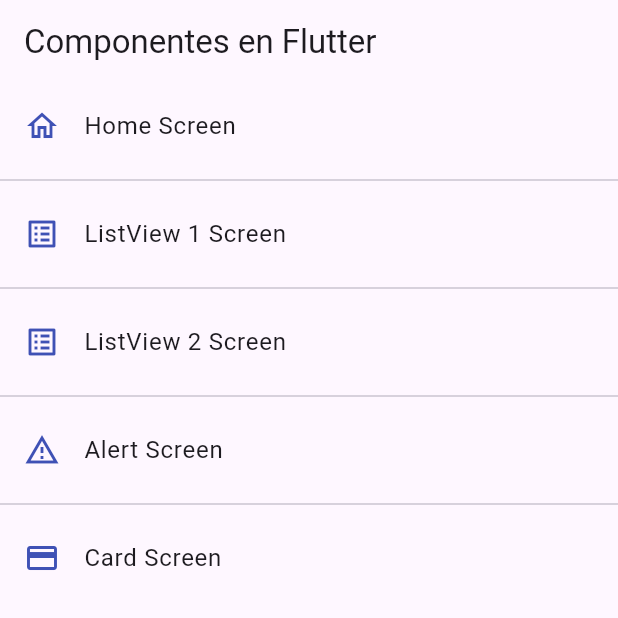
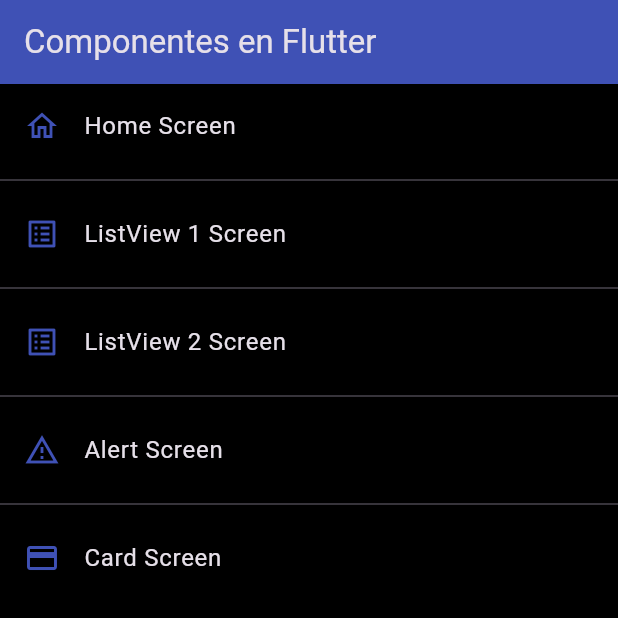
Before and after one commit to diagomezpa/seccion6-pruebascomponentes, a Flutter app: the screen it shows after launch, on a phone screen of 412 x 824 dp, the top half of it. Run offline on Flutter 3.47's test engine with Material 3 defaults, Android fonts, the light colour scheme and no system bars.

Commit message:
seccion 6 video 77. Tema global de la aplicación

```diff
--- a/lib/main.dart
+++ b/lib/main.dart
@@ -1,6 +1,7 @@
 import 'package:flutter/material.dart';
 import 'package:seccion6_componentes/router/app_routes.dart';
 import 'package:seccion6_componentes/screens/screens.dart';
+import 'package:seccion6_componentes/theme/app_theme.dart';
 void main() => runApp(const MyApp());
 
 class MyApp extends StatelessWidget {
@@ -13,6 +14,7 @@
       initialRoute: AppRoutes.initialRoute,
       routes: AppRoutes.getAppRoutes(),
       onGenerateRoute: AppRoutes.onGenerateRoute,
+      theme: AppTheme.darkTheme,
     );
   }
 }
--- a/lib/screens/home_screen.dart
+++ b/lib/screens/home_screen.dart
@@ -1,6 +1,7 @@
 import 'package:flutter/material.dart';
 import 'package:seccion6_componentes/router/app_routes.dart';
 import 'package:seccion6_componentes/screens/screens.dart';
+import 'package:seccion6_componentes/theme/app_theme.dart';
 
 class HomeScreen extends StatelessWidget {
 
@@ -18,7 +19,7 @@
       body: ListView.separated(
         itemCount: AppRoutes.menuOptions.length,
         itemBuilder:(context, index) => ListTile(
-          leading: Icon( AppRoutes.menuOptions[index].icon, color: Colors.indigo,),
+          leading: Icon( AppRoutes.menuOptions[index].icon, color: AppTheme.primary,),
           title:  Text(AppRoutes.menuOptions[index].name),
           onTap: (){
 
--- /dev/null
+++ b/lib/theme/app_theme.dart
@@ -0,0 +1,31 @@
+
+
+import 'package:flutter/material.dart';
+
+class AppTheme {
+
+  static const Color primary = Colors.indigo;
+
+
+
+  static ThemeData lightTheme = ThemeData.light().copyWith(
+    primaryColor: Colors.indigo,
+    appBarTheme: const AppBarTheme(
+      color: primary,
+      elevation: 0,
+    ),
+
+  );
+
+  static ThemeData darkTheme = ThemeData.dark().copyWith(
+    primaryColor: Colors.indigo,
+    appBarTheme: const AppBarTheme(
+      color: primary,
+      elevation: 0,
+    ),
+
+    scaffoldBackgroundColor: Colors.black,
+  );
+
+
+}
```
